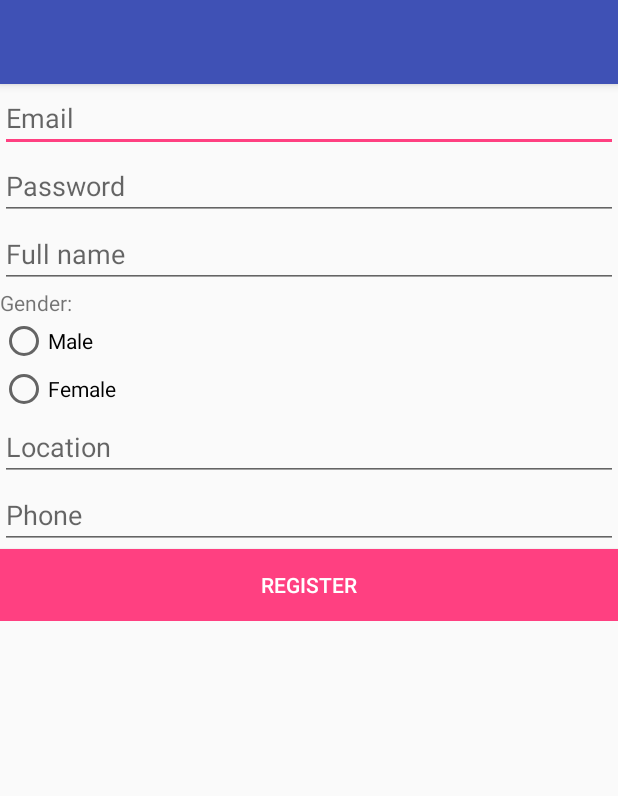
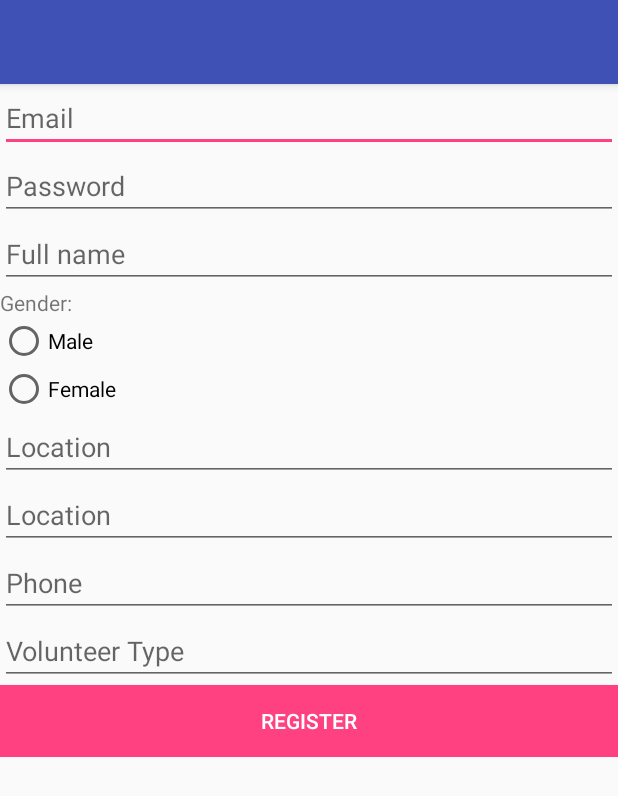
Before and after one commit to Mumbai2017/team-6, an Android app: the VolunteerRegisterActivity screen opened directly, with no data from a screen before it, after a tap on "REGISTER", on a phone screen of 412 x 824 dp. Shown: the top 796 px of the screen. Run offline under Robolectric (Android 15) with nearby library versions, the phone set to English and light mode, and no system bars; libraries missing offline, so code that uses them is left out: cz.msebera.android; 1 statement that could not run was skipped.

Commit message:
Volunteer register finalization

```diff
--- a/app/build.gradle
+++ b/app/build.gradle
@@ -25,6 +25,7 @@ dependencies {
         exclude group: 'com.android.support', module: 'support-annotations'
     })
     compile 'com.android.support:appcompat-v7:25.3.1'
+    compile "cz.msebera.android:httpclient:4.4.1.2"
     compile 'com.android.support.constraint:constraint-layout:1.0.2'
     testCompile 'junit:junit:4.12'
 }
--- a/app/src/main/java/com/example/acer1/makeawish/VolunteerRegisterActivity.java
+++ b/app/src/main/java/com/example/acer1/makeawish/VolunteerRegisterActivity.java
@@ -21,16 +21,20 @@ public class VolunteerRegisterActivity extends AppCompatActivity {
         EditText email = (EditText) findViewById(R.id.et_vol_email);
         EditText location = (EditText) findViewById(R.id.et_vol_location);
         EditText phone = (EditText) findViewById(R.id.et_vol_phone);
+        EditText dob = (EditText) findViewById(R.id.et_vol_dob);
+        EditText type = (EditText) findViewById(R.id.et_vol_type);
 
         RadioGroup gender = (RadioGroup) findViewById(R.id.rg_vol_gender);
         RadioButton checkedGender = (RadioButton) findViewById(gender.getCheckedRadioButtonId());
 
-//        new VolunteerRegister.execute(email.getText().toString() + ","
-//                + password.getText().toString() + ","
-//                + name.getText().toString() + ","
-//                + checkedGender.getText().toString()+ ","
-//                + location.getText().toString() + ","
-//                + phone.getText().toString());
-
+        new RegisterVolunteer(this.getApplicationContext()).execute(
+                name.getText().toString() + ","
+                + email.getText().toString() + ","
+                + password.getText().toString() + ","
+                + checkedGender.getText().toString()+ ","
+                + location.getText().toString() + ","
+                + dob.getText().toString() + ","
+                + type.getText(),toString() + ","
+                + phone.getText().toString());
     }
 }
--- a/app/src/main/res/layout/activity_volunteer_register.xml
+++ b/app/src/main/res/layout/activity_volunteer_register.xml
@@ -53,20 +53,33 @@
             android:hint="Location"
             android:layout_below="@id/rg_vol_gender" />
         <EditText
+            android:id="@+id/et_vol_dob"
+            android:layout_width="match_parent"
+            android:layout_height="wrap_content"
+            android:hint="Location"
+            android:layout_below="@id/et_vol_location" />
+        <EditText
             android:id="@+id/et_vol_phone"
             android:layout_width="match_parent"
             android:layout_height="wrap_content"
             android:hint="Phone"
             android:inputType="number"
             android:maxLength="10"
-            android:layout_below="@id/et_vol_location" />
+            android:layout_below="@id/et_vol_dob" />
+        <EditText
+            android:id="@+id/et_vol_type"
+            android:layout_width="match_parent"
+            android:layout_height="wrap_content"
+            android:hint="Volunteer Type"
+            android:inputType="number"
+            android:layout_below="@id/et_vol_phone"/>
         <Button
             android:layout_width="match_parent"
             android:layout_height="wrap_content"
             android:text="Register"
             android:background="@color/colorAccent"
             android:textColor="#FFFFFF"
-            android:layout_below="@id/et_vol_phone"
+            android:layout_below="@id/et_vol_type"
             android:onClick="registerVolunteer" />
     </RelativeLayout>
 </ScrollView>
```
Also changed, not shown: app/src/main/java/com/example/acer1/makeawish/RegisterVolunteer.java (+5 -13 lines).
